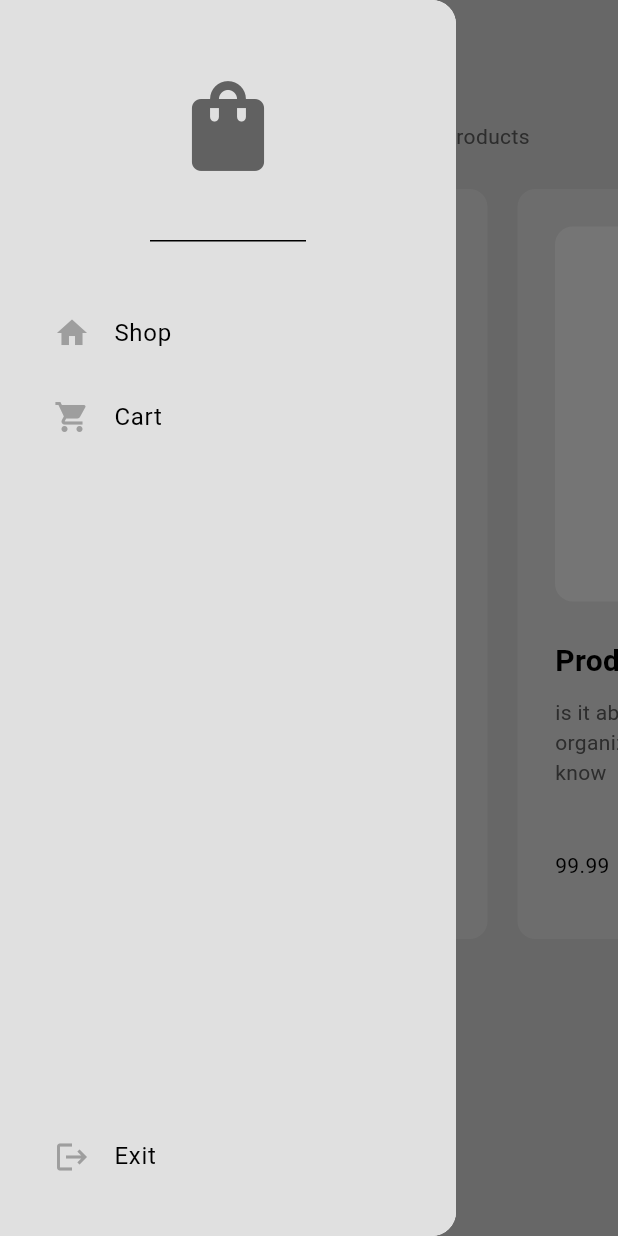
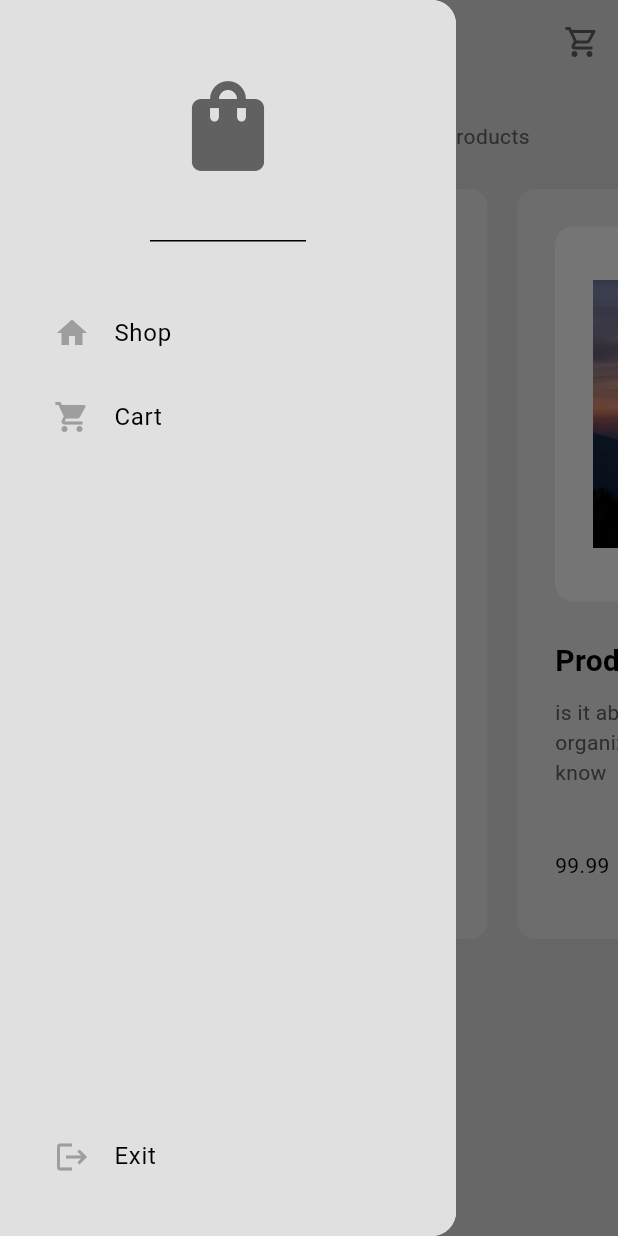
Before and after one commit to Mr-Nithil/Shop-App, a Flutter app: the ShopPage screen opened by its route, with the side drawer open, on a phone screen of 412 x 824 dp. Run offline on Flutter 3.47's test engine with Material 3 defaults, Android fonts, the phone set to English and light mode, and no system bars.

Commit message:
Implement the Cart Functionality.

```diff
--- a/lib/components/my_product_tile.dart
+++ b/lib/components/my_product_tile.dart
@@ -64,7 +64,7 @@ class MyProductTile extends StatelessWidget {
               ),
               width: double.infinity,
               padding: EdgeInsets.all(25),
-              child: Icon(Icons.favorite_outline),
+              child: Image.asset(product.imagePath),
             ),
           ),
 
--- a/lib/models/product.dart
+++ b/lib/models/product.dart
@@ -2,13 +2,13 @@ class Product {
   final String name;
   final double price;
   final String description;
-  //final String imagePath;
+  final String imagePath;
 
   Product({
     required this.name,
     required this.price,
     required this.description ,
-    //required this.imagePath
+    required this.imagePath
   });
 
 }
--- a/lib/models/shop.dart
+++ b/lib/models/shop.dart
@@ -8,25 +8,25 @@ class Shop extends ChangeNotifier {
       name: "Product 1",
       price: 99.99,
       description: "is it about a specific project, your organization, or an event? Let me know",
-      //imagePath: imagePath
+      imagePath: 'assets/a.jpg'
     ),
     Product(
       name: "Product 2",
       price: 99.99,
       description: "is it about a specific project, your organization, or an event? Let me know",
-      //imagePath: imagePath
+      imagePath: 'assets/b.jpg'
     ),
     Product(
       name: "Product 3",
       price: 99.99,
       description: "is it about a specific project, your organization, or an event? Let me know",
-      //imagePath: imagePath
+      imagePath: 'assets/c.jpg'
     ),
     Product(
       name: "Product 4",
       price: 99.99,
       description: "is it about a specific project, your organization, or an event? Let me know",
-      //imagePath: imagePath
+      imagePath: 'assets/d.jpg'
     ),
   ];
 
--- a/lib/pages/shop_page.dart
+++ b/lib/pages/shop_page.dart
@@ -22,6 +22,13 @@ class ShopPage extends StatelessWidget {
         title: Text(
           'Shop Page',
         ),
+        actions: [
+          // go to cart button
+          IconButton(
+            onPressed: () => Navigator.pushNamed(context, '/cart_page'),
+            icon: Icon(Icons.shopping_cart_outlined)
+          )
+        ],
       ),
       drawer: Drawer(
         child: MyDrawer(),
--- a/pubspec.yaml
+++ b/pubspec.yaml
@@ -60,8 +60,8 @@ flutter:
   uses-material-design: true
 
   # To add assets to your application, add an assets section, like this:
-  # assets:
-  #   - images/a_dot_burr.jpeg
+  assets:
+    - assets/
   #   - images/a_dot_ham.jpeg
 
   # An image asset can refer to one or more resolution-specific "variants", see
```
Also changed, not shown: lib/pages/cart_page.dart (+81 -1 lines), assets/a.jpg (added), assets/b.jpg (added), assets/c.jpg (added), assets/d.jpg (added).
